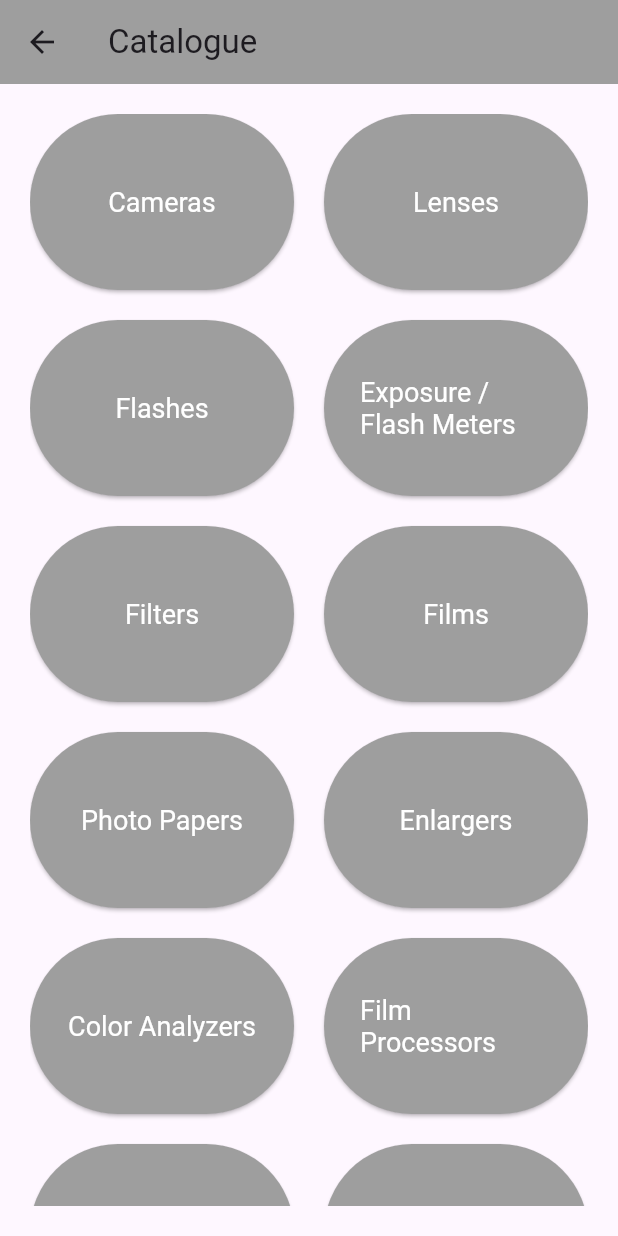
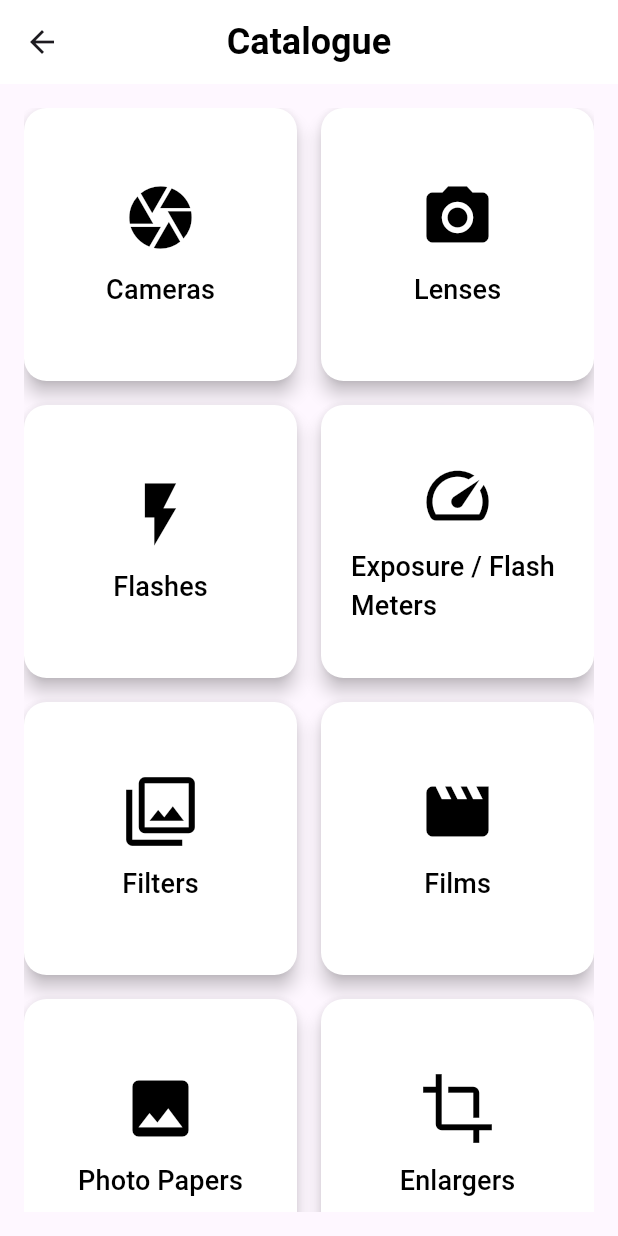
Before and after one commit to AlexGuoussatchok/analog_photography_db_2024_08--2, a Flutter app: the screen it shows after launch, after a tap on "Catalogue", on a phone screen of 412 x 824 dp. Run offline on Flutter 3.47's test engine with Material 3 defaults, Android fonts, the light colour scheme and no system bars; our stand-ins replace file_picker, pdf, permission_handler, sqflite; accounts and stored records are empty; statements that could not run were skipped.

Commit message:
UI changed for: - home screen - catalogue screen - catalogue cameras screen

```diff
--- a/lib/main.dart
+++ b/lib/main.dart
@@ -10,7 +10,6 @@ import 'package:analog_photography_db/database_helpers/inventory_database_helper
 import 'package:analog_photography_db/database_helpers/flashes_catalogue_database_helper.dart';
 import 'package:flutter/services.dart';
 
-
 void main() async {
   WidgetsFlutterBinding.ensureInitialized();
   await CamerasCatalogueDatabaseHelper.initializeDatabase();
@@ -21,7 +20,6 @@ void main() async {
   await InventoryDatabaseHelper.initDatabase('inventory_wishlist.db');
   await InventoryDatabaseHelper.initDatabase('inventory_sell_list.db');
   await InventoryDatabaseHelper.initDatabase('inventory_borrowed_stuff.db');
-
 
   runApp(const MyApp());
 }
@@ -44,16 +42,24 @@ class MyApp extends StatelessWidget {
 class HomeScreen extends StatelessWidget {
   const HomeScreen({Key? key}) : super(key: key);
 
-  Widget _customButton(String label, VoidCallback onPressed) {
+  Widget _customButton(String label, IconData icon, VoidCallback onPressed) {
     return ElevatedButton(
       onPressed: onPressed,
       style: ElevatedButton.styleFrom(
-        backgroundColor: Colors.grey,
-        minimumSize: const Size(150, 100),
+        backgroundColor: Colors.white,
+        padding: const EdgeInsets.all(20),
+        elevation: 5,
+        shape: RoundedRectangleBorder(
+          borderRadius: BorderRadius.circular(15),
         ),
-      child: Text(
-        label,
-        style: const TextStyle(fontSize: 20),
+      ),
+      child: Column(
+        mainAxisSize: MainAxisSize.min,
+        children: [
+          Icon(icon, size: 50, color: Colors.black),
+          const SizedBox(height: 10),
+          Text(label, style: const TextStyle(fontSize: 18, color: Colors.black)),
+        ],
       ),
     );
   }
@@ -71,7 +77,6 @@ class HomeScreen extends StatelessWidget {
         // Exits the app
         SystemNavigator.pop();
         break;
-    // Handle other menu options if any
     }
   }
 
@@ -79,10 +84,20 @@ class HomeScreen extends StatelessWidget {
   Widget build(BuildContext context) {
     return Scaffold(
       appBar: AppBar(
-        backgroundColor: Colors.grey,
-        title: const Text('Analog Photography DB'),
+        backgroundColor: Colors.white,
+        elevation: 0,
+        centerTitle: true,
+        title: const Text(
+          'Analog Photography DB',
+          style: TextStyle(
+            color: Colors.black,
+            fontSize: 24,
+            fontWeight: FontWeight.bold,
+          ),
+        ),
         actions: <Widget>[
           PopupMenuButton<String>(
+            icon: const Icon(Icons.more_vert, color: Colors.black),
             onSelected: _handleMenuSelection,
             itemBuilder: (BuildContext context) {
               return {'Exit'}.map((String choice) {
@@ -95,35 +110,31 @@ class HomeScreen extends StatelessWidget {
           ),
         ],
       ),
-      body: SafeArea(
-        child: Center(
-          child: Align(
-            alignment: Alignment.center,
+      body: Center(  // Center the grid in the middle of the screen
+        child: Padding(
+          padding: const EdgeInsets.all(16.0),
           child: GridView.count(
-              shrinkWrap: true,
-              physics: const NeverScrollableScrollPhysics(),
+            shrinkWrap: true,  // Adjust the grid size to its content
             crossAxisCount: 2,
-              mainAxisSpacing: 20,
-              crossAxisSpacing: 20,
-              padding: const EdgeInsets.all(20),
+            crossAxisSpacing: 16,
+            mainAxisSpacing: 16,
             children: <Widget>[
-                _customButton('Catalogue', () {
+              _customButton('Catalogue', Icons.camera, () {
                 Navigator.of(context).push(MaterialPageRoute(builder: (context) => const CatalogueScreen()));
               }),
-                _customButton('Inventory', () {
+              _customButton('Inventory', Icons.inventory, () {
                 Navigator.of(context).push(MaterialPageRoute(builder: (context) => const InventoryScreen()));
               }),
-                _customButton('Darkroom', () {
+              _customButton('Darkroom', Icons.dark_mode, () {
                 Navigator.of(context).push(MaterialPageRoute(builder: (context) => const DarkroomScreen()));
               }),
-                _customButton('Photo Notes', () {
+              _customButton('Photo Notes', Icons.note, () {
                 Navigator.of(context).push(MaterialPageRoute(builder: (context) => const PhotoNotesScreen()));
               }),
             ],
           ),
         ),
       ),
-      ),
     );
   }
 }
--- a/lib/screens/catalogue_screen.dart
+++ b/lib/screens/catalogue_screen.dart
@@ -17,14 +17,25 @@ import 'package:analog_photography_db/screens/catalogue_photochemistry_screen.da
 class CatalogueScreen extends StatelessWidget {
   const CatalogueScreen({Key? key}) : super(key: key);
 
-  Widget _catalogueButton(String label, VoidCallback onPressed) {
+  Widget _catalogueButton(String label, IconData icon, VoidCallback onPressed) {
     return ElevatedButton(
       onPressed: onPressed,
       style: ElevatedButton.styleFrom(
-        foregroundColor: Colors.white, backgroundColor: Colors.grey,
-        textStyle: const TextStyle(fontSize: 18),
+        backgroundColor: Colors.white,
+        padding: const EdgeInsets.all(20),
+        elevation: 5,
+        shape: RoundedRectangleBorder(
+          borderRadius: BorderRadius.circular(15),
+        ),
       ),
-      child: Text(label),
+      child: Column(
+        mainAxisSize: MainAxisSize.min,
+        children: [
+          Icon(icon, size: 50, color: Colors.black),
+          const SizedBox(height: 10),
+          Text(label, style: const TextStyle(fontSize: 18, color: Colors.black)),
+        ],
+      ),
     );
   }
 
@@ -32,78 +43,118 @@ class CatalogueScreen extends StatelessWidget {
   Widget build(BuildContext context) {
     return Scaffold(
       appBar: AppBar(
-        backgroundColor: Colors.grey,
-        title: const Text('Catalogue'),
+        backgroundColor: Colors.white,
+        elevation: 0,
+        centerTitle: true,
+        title: const Text(
+          'Catalogue',
+          style: TextStyle(
+            color: Colors.black,
+            fontSize: 24,
+            fontWeight: FontWeight.bold,
+          ),
+        ),
       ),
-      body: SafeArea(
+      body: Center(
         child: Padding(
-          padding: const EdgeInsets.all(20),
-          child: GridView.count(
-            crossAxisCount: 2,
-            childAspectRatio: 3 / 2,
-            crossAxisSpacing: 20,
-            mainAxisSpacing: 20,
-            children: [
-              _catalogueButton('Cameras', () {
-                Navigator.of(context).push(
-                    MaterialPageRoute(builder: (context) => const CatalogueCamerasScreen()));
-              }),
-              _catalogueButton('Lenses', () {
-                Navigator.of(context).push(
-                    MaterialPageRoute(builder: (context) => const CatalogueLensesScreen()));
-              }),
-              _catalogueButton('Flashes', () {
-                Navigator.of(context).push(
-                    MaterialPageRoute(builder: (context) => const CatalogueFlashesScreen()));
-              }),
-              _catalogueButton('Exposure / Flash Meters', () {
-                Navigator.of(context).push(
-                    MaterialPageRoute(builder: (context) => const CatalogueMetersScreen()));
-              }),
-              _catalogueButton('Filters', () {
-                Navigator.of(context).push(
-                    MaterialPageRoute(builder: (context) => const CatalogueFiltersScreen()));
-              }),
-              _catalogueButton('Films', () {
-                Navigator.of(context).push(
-                    MaterialPageRoute(builder: (context) => const CatalogueFilmsScreen()));
-              }),
-              _catalogueButton('Photo Papers', () {
-                Navigator.of(context).push(
-                    MaterialPageRoute(builder: (context) => const CataloguePhotoPapersScreen()));
-              }),
-              _catalogueButton('Enlargers', () {
-                Navigator.of(context).push(
-                    MaterialPageRoute(builder: (context) => const CatalogueEnlargersScreen()));
-              }),
-              _catalogueButton('Color Analyzers', () {
-                Navigator.of(context).push(
-                    MaterialPageRoute(builder: (context) => const CatalogueColorAnalyzersScreen()));
-              }),
-              _catalogueButton('Film Processors', () {
-                Navigator.of(context).push(
-                    MaterialPageRoute(builder: (context) => const CatalogueProcessorsScreen()));
-              }),
-              _catalogueButton('Paper Dryers', () {
-                Navigator.of(context).push(
-                    MaterialPageRoute(builder: (context) => const CatalogueDryersScreen()));
-              }),
-              _catalogueButton('Print Washers', () {
-                Navigator.of(context).push(
-                    MaterialPageRoute(builder: (context) => const CataloguePrintWashersScreen()));
-              }),
-              _catalogueButton('Film Scanners', () {
-                Navigator.of(context).push(
-                    MaterialPageRoute(builder: (context) => const CatalogueScannersScreen()));
-              }),
-              _catalogueButton('Photochemistry', () {
-                Navigator.of(context).push(
-                    MaterialPageRoute(builder: (context) => const CatalogueChemicalsScreen()));
-              }),
-            ],
+          padding: const EdgeInsets.all(16.0),
+          child: GridView.builder(
+            shrinkWrap: true,
+            gridDelegate: const SliverGridDelegateWithFixedCrossAxisCount(
+              crossAxisCount: 2,
+              crossAxisSpacing: 16,
+              mainAxisSpacing: 16,
+            ),
+            itemCount: catalogueItems.length,
+            itemBuilder: (context, index) {
+              return _catalogueButton(
+                catalogueItems[index]['label']!,
+                catalogueItems[index]['icon']!,
+                    () {  // Corrected onPressed to use the context
+                  Navigator.of(context).push(
+                    MaterialPageRoute(
+                      builder: (context) => catalogueItems[index]['screen']!,
+                    ),
+                  );
+                },
+              );
+            },
           ),
         ),
       ),
     );
   }
 }
+
+final List<Map<String, dynamic>> catalogueItems = [
+  {
+    'label': 'Cameras',
+    'icon': Icons.camera,
+    'screen': const CatalogueCamerasScreen(),
+  },
+  {
+    'label': 'Lenses',
+    'icon': Icons.camera_alt,
+    'screen': const CatalogueLensesScreen(),
+  },
+  {
+    'label': 'Flashes',
+    'icon': Icons.flash_on,
+    'screen': const CatalogueFlashesScreen(),
+  },
+  {
+    'label': 'Exposure / Flash Meters',
+    'icon': Icons.speed,
+    'screen': const CatalogueMetersScreen(),
+  },
+  {
+    'label': 'Filters',
+    'icon': Icons.filter,
+    'screen': const CatalogueFiltersScreen(),
+  },
+  {
+    'label': 'Films',
+    'icon': Icons.movie,
+    'screen': const CatalogueFilmsScreen(),
+  },
+  {
+    'label': 'Photo Papers',
+    'icon': Icons.photo,
+    'screen': const CataloguePhotoPapersScreen(),
+  },
+  {
+    'label': 'Enlargers',
+    'icon': Icons.crop,
+    'screen': const CatalogueEnlargersScreen(),
+  },
+  {
+    'label': 'Color Analyzers',
+    'icon': Icons.color_lens,
+    'screen': const CatalogueColorAnalyzersScreen(),
+  },
+  {
+    'label': 'Film Processors',
+    'icon': Icons.science,
+    'screen': const CatalogueProcessorsScreen(),
+  },
+  {
+    'label': 'Paper Dryers',
+    'icon': Icons.dry,
+    'screen': const CatalogueDryersScreen(),
+  },
+  {
+    'label': 'Print Washers',
+    'icon': Icons.wash,
+    'screen': const CataloguePrintWashersScreen(),
+  },
+  {
+    'label': 'Film Scanners',
+    'icon': Icons.scanner,
+    'screen': const CatalogueScannersScreen(),
+  },
+  {
+    'label': 'Photochemistry',
+    'icon': Icons.science,
+    'screen': const CatalogueChemicalsScreen(),
+  },
+];
```
Also changed, not shown: lib/screens/catalogue_cameras_screen.dart (+72 -17 lines). Lines whose indentation alone changed are shown as unchanged.
